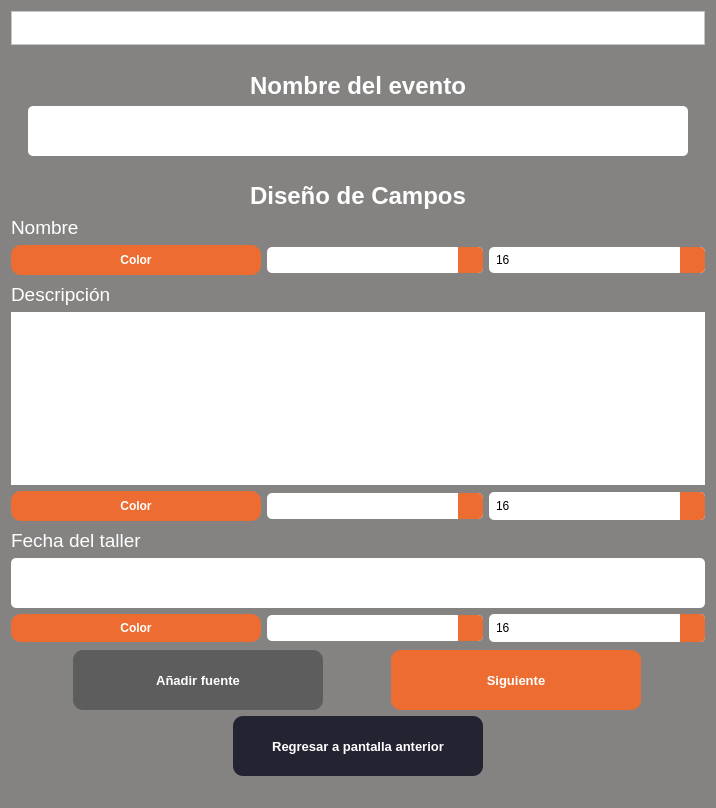
First picture: the form in package/ui/DiplomaFieldsScreen.ui, repository RicarlOz/DiplomaGenerator, before the edit.
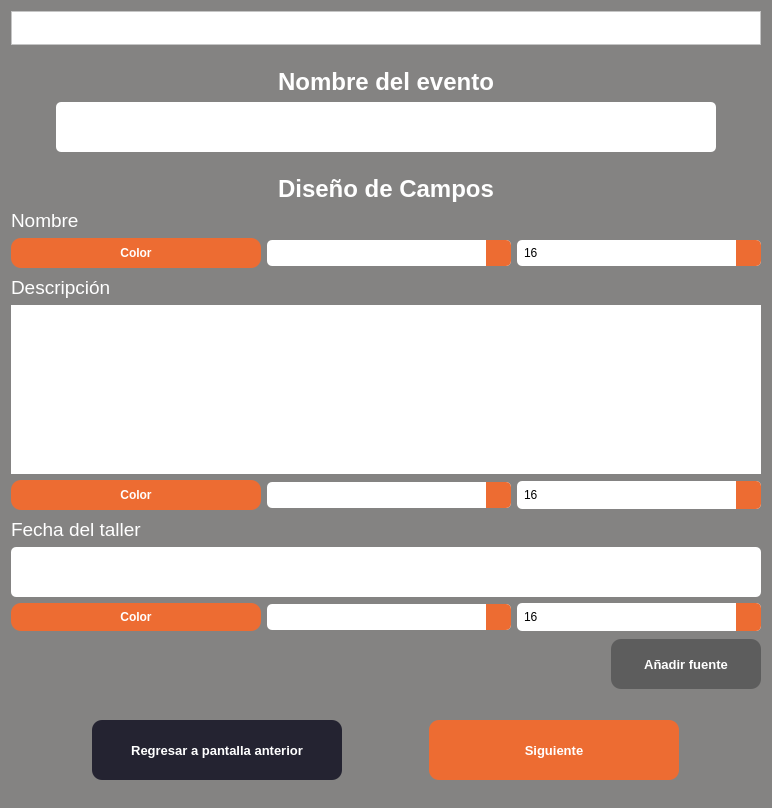
Second picture: the form after the edit. Icons and pictures are not drawn.

Commit message: Button change in Diploma Fields Screen

```diff
--- a/package/ui/DiplomaFieldsScreen.ui
+++ b/package/ui/DiplomaFieldsScreen.ui
@@ -698,6 +698,12 @@
        </item>
        <item>
         <layout class="QHBoxLayout" name="hlButton">
+         <property name="leftMargin">
+          <number>600</number>
+         </property>
+         <property name="rightMargin">
+          <number>0</number>
+         </property>
          <item>
           <widget class="QPushButton" name="btnAddFont">
            <property name="sizePolicy">
@@ -708,8 +714,8 @@
            </property>
            <property name="minimumSize">
             <size>
-             <width>250</width>
-             <height>60</height>
+             <width>150</width>
+             <height>50</height>
             </size>
            </property>
            <property name="font">
@@ -729,41 +735,16 @@
            </property>
           </widget>
          </item>
-         <item>
-          <widget class="QPushButton" name="btnNext">
-           <property name="sizePolicy">
-            <sizepolicy hsizetype="Maximum" vsizetype="Fixed">
-             <horstretch>0</horstretch>
-             <verstretch>0</verstretch>
-            </sizepolicy>
-           </property>
-           <property name="minimumSize">
-            <size>
-             <width>250</width>
-             <height>60</height>
-            </size>
-           </property>
-           <property name="font">
-            <font>
-             <family>Yu Gothic UI</family>
-             <pointsize>10</pointsize>
-             <weight>75</weight>
-             <bold>true</bold>
-            </font>
-           </property>
-           <property name="styleSheet">
-            <string notr="true">background-color: rgb(237, 108, 50);
-border-radius: 10px</string>
-           </property>
-           <property name="text">
-            <string>Siguiente</string>
-           </property>
-          </widget>
-         </item>
         </layout>
        </item>
        <item>
         <layout class="QHBoxLayout" name="horizontalLayout_3">
+         <property name="topMargin">
+          <number>25</number>
+         </property>
+         <property name="bottomMargin">
+          <number>0</number>
+         </property>
          <item>
           <widget class="QPushButton" name="btnBack">
            <property name="sizePolicy">
@@ -795,6 +776,37 @@
            </property>
           </widget>
          </item>
+         <item>
+          <widget class="QPushButton" name="btnNext">
+           <property name="sizePolicy">
+            <sizepolicy hsizetype="Maximum" vsizetype="Fixed">
+             <horstretch>0</horstretch>
+             <verstretch>0</verstretch>
+            </sizepolicy>
+           </property>
+           <property name="minimumSize">
+            <size>
+             <width>250</width>
+             <height>60</height>
+            </size>
+           </property>
+           <property name="font">
+            <font>
+             <family>Yu Gothic UI</family>
+             <pointsize>10</pointsize>
+             <weight>75</weight>
+             <bold>true</bold>
+            </font>
+           </property>
+           <property name="styleSheet">
+            <string notr="true">background-color: rgb(237, 108, 50);
+border-radius: 10px</string>
+           </property>
+           <property name="text">
+            <string>Siguiente</string>
+           </property>
+          </widget>
+         </item>
         </layout>
        </item>
        <item>
```
